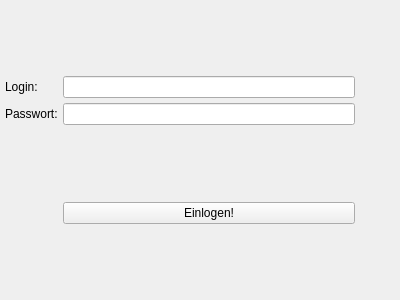
First picture: the form in drk_client/loginform.ui, repository Robotregent/EBP, before the edit.
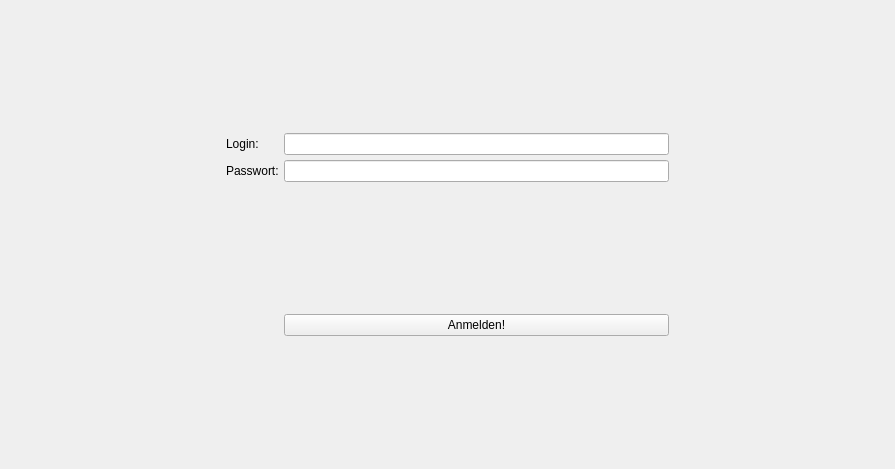
Second picture: the form after the edit.

Patch:
```diff
--- a/drk_client/loginform.ui
+++ b/drk_client/loginform.ui
@@ -6,20 +6,33 @@
    <rect>
     <x>0</x>
     <y>0</y>
-    <width>400</width>
-    <height>300</height>
+    <width>895</width>
+    <height>469</height>
    </rect>
   </property>
   <property name="windowTitle">
    <string>Form</string>
   </property>
-  <layout class="QHBoxLayout" name="horizontalLayout" stretch="1,0">
+  <layout class="QHBoxLayout" name="horizontalLayout" stretch="1,2,1">
    <property name="spacing">
     <number>5</number>
    </property>
    <property name="margin">
     <number>5</number>
    </property>
+   <item>
+    <spacer name="horizontalSpacer_2">
+     <property name="orientation">
+      <enum>Qt::Horizontal</enum>
+     </property>
+     <property name="sizeHint" stdset="0">
+      <size>
+       <width>40</width>
+       <height>20</height>
+      </size>
+     </property>
+    </spacer>
+   </item>
    <item>
     <layout class="QFormLayout" name="formLayout_2">
      <property name="fieldGrowthPolicy">
@@ -94,7 +107,7 @@
         </size>
        </property>
        <property name="text">
-        <string>Einlogen!</string>
+        <string>Anmelden!</string>
        </property>
       </widget>
      </item>
```
